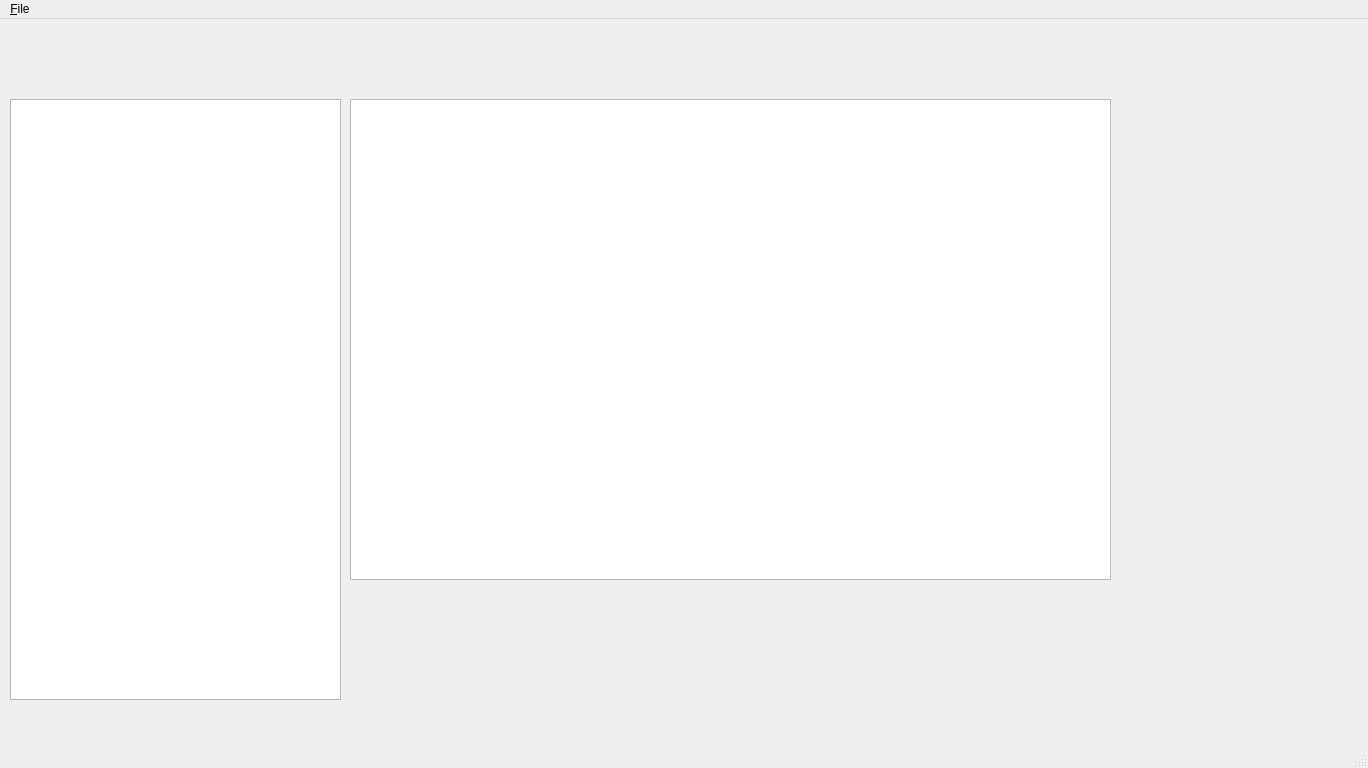
Old version of the form form/armycreator.ui in the repository sjrowlinson/warhammer_army_creator.
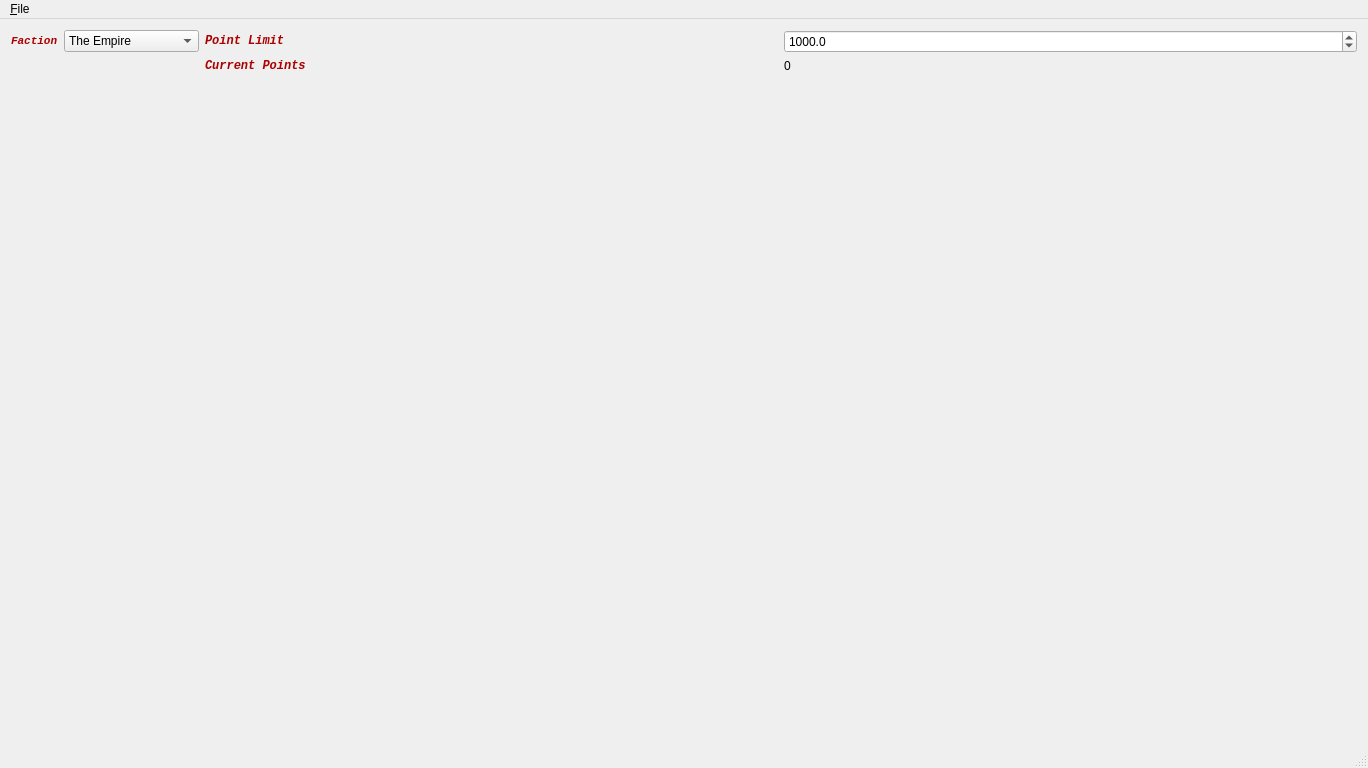
New version of the form.

Commit message: removed duplicate main.cpp from project file sources field, experimenting with UI

```diff
--- a/form/armycreator.ui
+++ b/form/armycreator.ui
@@ -14,35 +14,8 @@
    <string>ArmyCreator</string>
   </property>
   <widget class="QWidget" name="centralWidget">
-   <widget class="QTreeView" name="treeView">
-    <property name="geometry">
-     <rect>
-      <x>10</x>
-      <y>80</y>
-      <width>331</width>
-      <height>601</height>
-     </rect>
-    </property>
-   </widget>
-   <widget class="QListView" name="listView">
-    <property name="geometry">
-     <rect>
-      <x>350</x>
-      <y>80</y>
-      <width>761</width>
-      <height>481</height>
-     </rect>
-    </property>
-   </widget>
-   <widget class="QWidget" name="">
-    <property name="geometry">
-     <rect>
-      <x>630</x>
-      <y>20</y>
-      <width>173</width>
-      <height>22</height>
-     </rect>
-    </property>
+   <layout class="QFormLayout" name="formLayout">
+    <item row="0" column="0">
     <layout class="QHBoxLayout" name="horizontalLayout">
      <item>
       <widget class="QLabel" name="label">
@@ -143,16 +116,8 @@
       </widget>
      </item>
     </layout>
-   </widget>
-   <widget class="QWidget" name="">
-    <property name="geometry">
-     <rect>
-      <x>870</x>
-      <y>50</y>
-      <width>243</width>
-      <height>22</height>
-     </rect>
-    </property>
+    </item>
+    <item row="0" column="1">
     <layout class="QHBoxLayout" name="horizontalLayout_2">
      <item>
       <widget class="QLabel" name="label_2">
@@ -186,16 +151,8 @@
       </widget>
      </item>
     </layout>
-   </widget>
-   <widget class="QWidget" name="">
-    <property name="geometry">
-     <rect>
-      <x>872</x>
-      <y>30</y>
-      <width>241</width>
-      <height>20</height>
-     </rect>
-    </property>
+    </item>
+    <item row="1" column="1">
     <layout class="QHBoxLayout" name="horizontalLayout_3">
      <item>
       <widget class="QLabel" name="label_3">
@@ -220,7 +177,8 @@
       </widget>
      </item>
     </layout>
-   </widget>
+    </item>
+   </layout>
   </widget>
   <widget class="QMenuBar" name="menuBar">
    <property name="geometry">
```
Left out of the diff: 2 changed lines with no effect on the pictures. Lines whose indentation alone changed are shown as unchanged. The commit also changes 6 other files.
